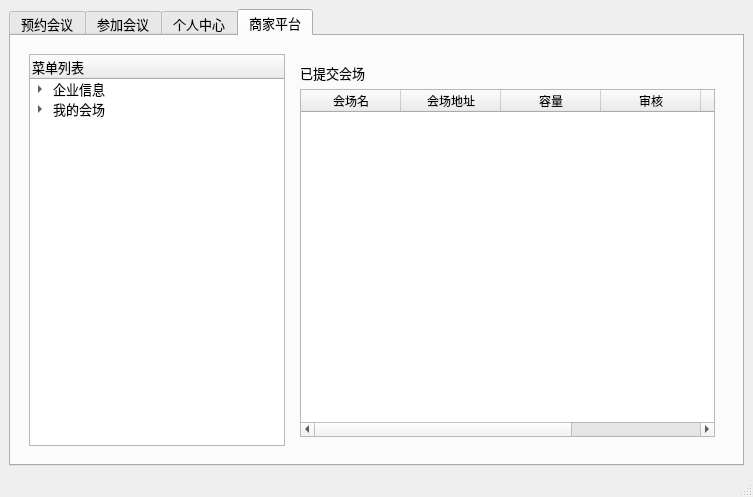
ktercy/HuiXunCloud, file meetsys.ui: the form before one commit.
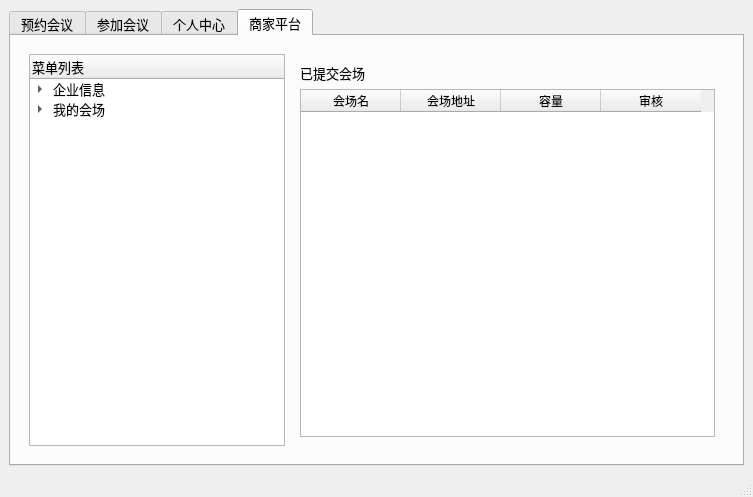
The form after the commit. The open tabs and pages were chosen to show the change.

Commit message: 添加功能：显示商家中心信息

Diff of the .ui file:
```diff
--- a/meetsys.ui
+++ b/meetsys.ui
@@ -1318,16 +1318,6 @@
                     <string>审核</string>
                    </property>
                   </column>
-                  <column>
-                   <property name="text">
-                    <string>已上线会场</string>
-                   </property>
-                  </column>
-                  <column>
-                   <property name="text">
-                    <string>管理上线会场</string>
-                   </property>
-                  </column>
                  </widget>
                 </item>
                </layout>
```
Left out of the diff: 14 changed lines with no effect on the pictures. The commit also changes 2 other files.
